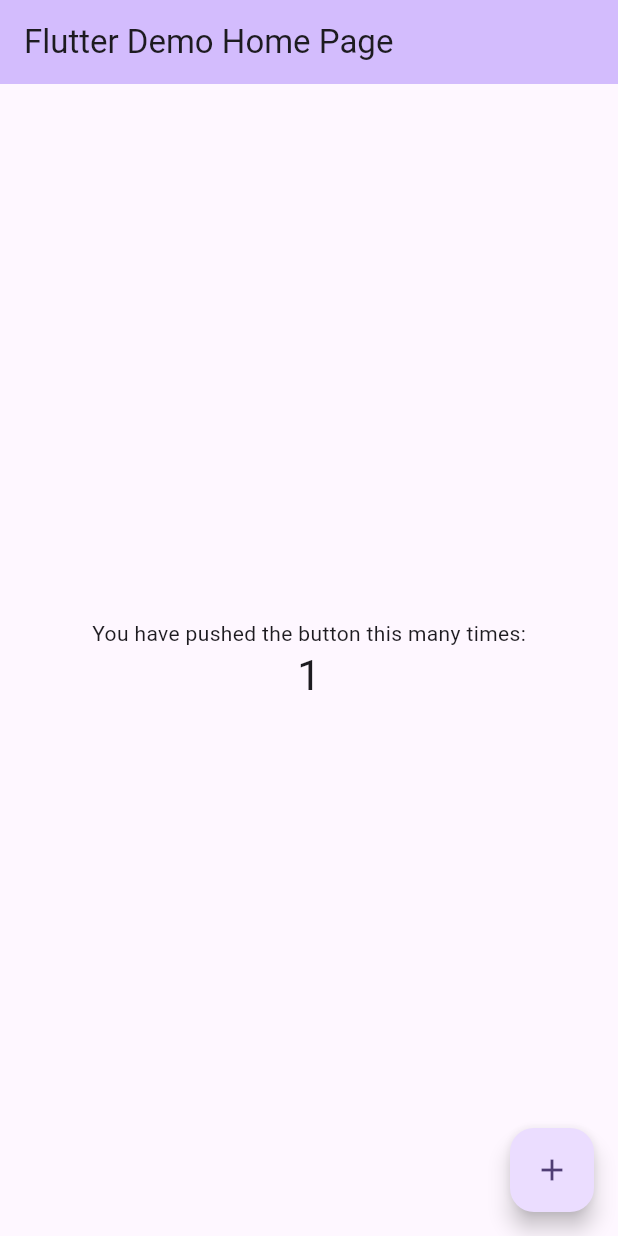
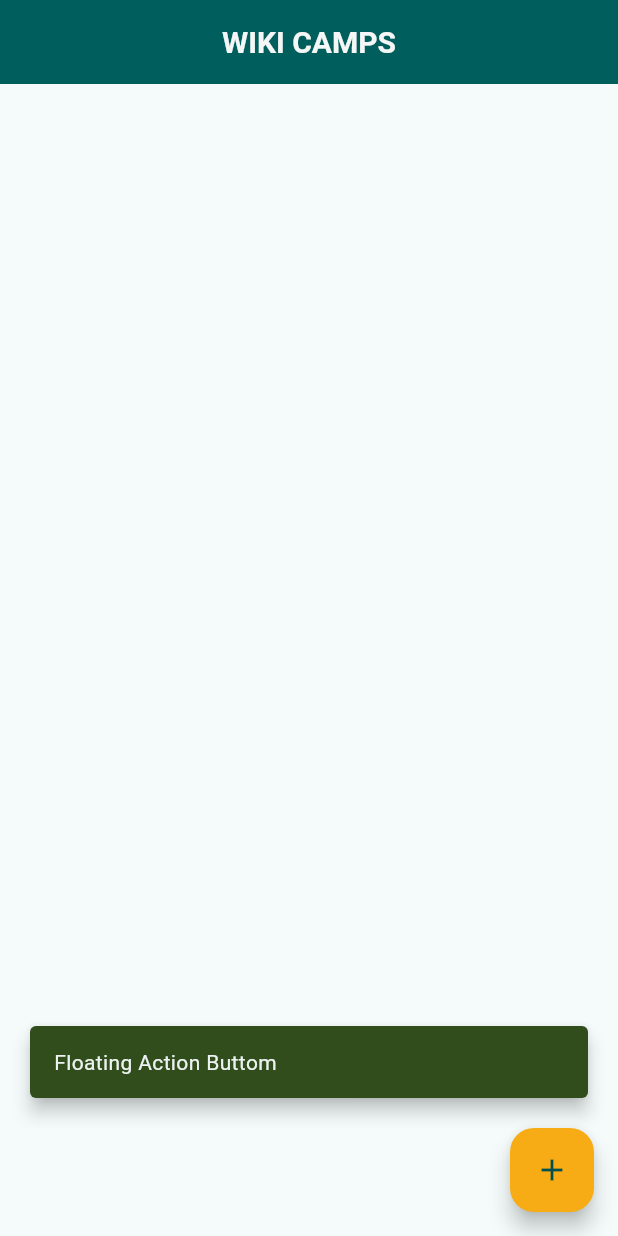
Before and after one commit to anathkalla/widget_catalog_flutter, a Flutter app: the screen it shows after launch, after a tap on the "add" icon, on a phone screen of 412 x 824 dp. Run offline on Flutter 3.47's test engine with Material 2 defaults, Android fonts, the phone set to English and light mode, and no system bars; Roboto replaces fonts that are missing (Kanit).

Commit message:
Create a Custom widget for showing snackbar

```diff
--- /dev/null
+++ b/lib/global/colors.dart
@@ -0,0 +1,17 @@
+/*
+	* Defines: Colors used in this project
+	* Rules: Colors can be defined using RGB(A) or hex only
+	* Avoid: Using standard color names
+*/
+
+import 'package:flutter/material.dart';
+
+class Colorof {
+  Colorof._();
+
+  static const Color primaryColor = Color(0XFF005E5D);
+  static const Color secondaryColor = Color.fromARGB(255, 50, 77, 28);
+  static const Color accentColor = Color.fromARGB(255, 247, 172, 21);
+  static const Color textDark = Color(0XFF222823);
+  static const Color textLight = Color(0XFFF4F7F5);
+}
--- /dev/null
+++ b/lib/global/global.dart
@@ -0,0 +1,5 @@
+export 'colors.dart';
+export 'icons.dart';
+export 'sizes.dart';
+export 'strings.dart';
+export 'text_styles.dart';
--- /dev/null
+++ b/lib/global/icons.dart
@@ -0,0 +1,15 @@
+/*
+	* Defines: Icons used in this project
+	* Rules: Icons needs to be defined along with their styles
+	* Avoid: Using direct resource definition, import them from their respective files here
+*/
+
+import 'package:flutter/material.dart';
+import 'colors.dart';
+
+class Iconof {
+  static Icon upArrow = const Icon(
+    Icons.arrow_upward,
+    color: Colorof.primaryColor,
+  );
+}
--- /dev/null
+++ b/lib/global/sizes.dart
@@ -0,0 +1,15 @@
+/*
+	* Defines: Dimensions(Sizes) used in this project
+	* Rules: Dimensions should be defined as floating point values
+	* Avoid: Using non floating point values and sizing functions
+*/
+
+class Sizeof {
+  Sizeof._();
+
+  static const mainPadding = 10.0;
+  static const regularFont = 16.0;
+  static const appTitle = 20.0;
+  static const snackBarElevation = 5.0;
+  static const snackBarMargin = 20.0;
+}
--- /dev/null
+++ b/lib/global/strings.dart
@@ -0,0 +1,17 @@
+/*
+	* Defines: Strings used in this project
+	* Rules: Strings can be any regular constatnts
+	* Avoid: Using adding secrets and API keys here
+*/
+
+class Stringof {
+  Stringof._();
+
+  static const appTitle = "WIKI CAMPS";
+  static const wfab = "Floating Action Buttom";
+  static const wAppBar = "App Bar";
+
+  // Font Family
+
+  static const brandFont = "Kanit";
+}
--- /dev/null
+++ b/lib/global/text_styles.dart
@@ -0,0 +1,21 @@
+/*
+	* Defines: TextStyles used in this project
+	* Rules: TextStyle name should be same as its corresponding string name defined at global_strings.dart
+	* Avoid: Using direct resource definition, import them from their respective files here
+*/
+
+import 'package:flutter/material.dart';
+import 'package:wiki_template_app/global/global.dart';
+
+class TextStyleof {
+  TextStyleof._();
+
+  static const light = FontWeight.w200;
+  static const regular = FontWeight.w400;
+  static const bold = FontWeight.w700;
+
+  static const appTitle = TextStyle(
+      fontSize: Sizeof.appTitle,
+      fontWeight: bold,
+      fontFamily: Stringof.brandFont);
+}
--- a/lib/main.dart
+++ b/lib/main.dart
@@ -1,4 +1,8 @@
 import 'package:flutter/material.dart';
+import 'package:wiki_template_app/global/global.dart';
+
+import 'screens/home_page.dart';
+// import 'package:wiki_template_app/utils/snackbar.dart';
 
 void main() {
   runApp(const MyApp());
@@ -7,119 +11,16 @@ void main() {
 class MyApp extends StatelessWidget {
   const MyApp({super.key});
 
-  // This widget is the root of your application.
   @override
   Widget build(BuildContext context) {
     return MaterialApp(
       title: 'Flutter Demo',
       theme: ThemeData(
-        // This is the theme of your application.
-        //
-        // TRY THIS: Try running your application with "flutter run". You'll see
-        // the application has a blue toolbar. Then, without quitting the app,
-        // try changing the seedColor in the colorScheme below to Colors.green
-        // and then invoke "hot reload" (save your changes or press the "hot
-        // reload" button in a Flutter-supported IDE, or press "r" if you used
-        // the command line to start the app).
-        //
-        // Notice that the counter didn't reset back to zero; the application
-        // state is not lost during the reload. To reset the state, use hot
-        // restart instead.
-        //
-        // This works for code too, not just values: Most code changes can be
-        // tested with just a hot reload.
-        colorScheme: ColorScheme.fromSeed(seedColor: Colors.deepPurple),
         useMaterial3: true,
+        colorSchemeSeed: Colorof.primaryColor,
       ),
-      home: const MyHomePage(title: 'Flutter Demo Home Page'),
+      debugShowCheckedModeBanner: false,
+      home: const MyHomePage(title: 'Wiki-Template'),
     );
   }
 }
-
-class MyHomePage extends StatefulWidget {
-  const MyHomePage({super.key, required this.title});
-
-  // This widget is the home page of your application. It is stateful, meaning
-  // that it has a State object (defined below) that contains fields that affect
-  // how it looks.
-
-  // This class is the configuration for the state. It holds the values (in this
-  // case the title) provided by the parent (in this case the App widget) and
-  // used by the build method of the State. Fields in a Widget subclass are
-  // always marked "final".
-
-  final String title;
-
-  @override
-  State<MyHomePage> createState() => _MyHomePageState();
-}
-
-class _MyHomePageState extends State<MyHomePage> {
-  int _counter = 0;
-
-  void _incrementCounter() {
-    setState(() {
-      // This call to setState tells the Flutter framework that something has
-      // changed in this State, which causes it to rerun the build method below
-      // so that the display can reflect the updated values. If we changed
-      // _counter without calling setState(), then the build method would not be
-      // called again, and so nothing would appear to happen.
-      _counter++;
-    });
-  }
-
-  @override
-  Widget build(BuildContext context) {
-    // This method is rerun every time setState is called, for instance as done
-    // by the _incrementCounter method above.
-    //
-    // The Flutter framework has been optimized to make rerunning build methods
-    // fast, so that you can just rebuild anything that needs updating rather
-    // than having to individually change instances of widgets.
-    return Scaffold(
-      appBar: AppBar(
-        // TRY THIS: Try changing the color here to a specific color (to
-        // Colors.amber, perhaps?) and trigger a hot reload to see the AppBar
-        // change color while the other colors stay the same.
-        backgroundColor: Theme.of(context).colorScheme.inversePrimary,
-        // Here we take the value from the MyHomePage object that was created by
-        // the App.build method, and use it to set our appbar title.
-        title: Text(widget.title),
-      ),
-      body: Center(
-        // Center is a layout widget. It takes a single child and positions it
-        // in the middle of the parent.
-        child: Column(
-          // Column is also a layout widget. It takes a list of children and
-          // arranges them vertically. By default, it sizes itself to fit its
-          // children horizontally, and tries to be as tall as its parent.
-          //
-          // Column has various properties to control how it sizes itself and
-          // how it positions its children. Here we use mainAxisAlignment to
-          // center the children vertically; the main axis here is the vertical
-          // axis because Columns are vertical (the cross axis would be
-          // horizontal).
-          //
-          // TRY THIS: Invoke "debug painting" (choose the "Toggle Debug Paint"
-          // action in the IDE, or press "p" in the console), to see the
-          // wireframe for each widget.
-          mainAxisAlignment: MainAxisAlignment.center,
-          children: <Widget>[
-            const Text(
-              'You have pushed the button this many times:',
-            ),
-            Text(
-              '$_counter',
-              style: Theme.of(context).textTheme.headlineMedium,
-            ),
-          ],
-        ),
-      ),
-      floatingActionButton: FloatingActionButton(
-        onPressed: _incrementCounter,
-        tooltip: 'Increment',
-        child: const Icon(Icons.add),
-      ), // This trailing comma makes auto-formatting nicer for build methods.
-    );
-  }
-}
--- /dev/null
+++ b/lib/screens/home_page.dart
@@ -0,0 +1,32 @@
+import 'package:flutter/material.dart';
+import '../global/global.dart';
+import '../utils/custom_snackbar.dart';
+
+class MyHomePage extends StatelessWidget {
+  final String title;
+  const MyHomePage({super.key, required this.title});
+  @override
+  Widget build(BuildContext context) {
+    return Scaffold(
+      appBar: AppBar(
+        title: const Text(Stringof.appTitle, style: TextStyleof.appTitle),
+        centerTitle: true,
+        backgroundColor: Colorof.primaryColor,
+        foregroundColor: Colorof.textLight,
+      ),
+      floatingActionButton: FloatingActionButton(
+        backgroundColor: Colorof.accentColor,
+        onPressed: () {
+          CustomSnackBar.buildSnackbar(
+            context: context,
+            bgColor: Colorof.secondaryColor,
+            message: Stringof.wfab,
+            elevation: 5.0,
+            insetMargin: 20.0,
+          );
+        },
+        child: const Icon(Icons.add),
+      ),
+    );
+  }
+}
--- /dev/null
+++ b/lib/utils/custom_snackbar.dart
@@ -0,0 +1,21 @@
+import 'package:flutter/material.dart';
+
+class CustomSnackBar {
+  CustomSnackBar._();
+  static buildSnackbar(
+      {required BuildContext context,
+      required message,
+      required Color bgColor,
+      required double elevation,
+      required double insetMargin}) {
+    ScaffoldMessenger.of(context).showSnackBar(
+      SnackBar(
+        content: Text(message),
+        backgroundColor: bgColor,
+        elevation: elevation,
+        behavior: SnackBarBehavior.floating,
+        margin: EdgeInsets.all(insetMargin),
+      ),
+    );
+  }
+}
```
Also changed, not shown: lib/utils/snackbar.dart (added, +28 -0 lines).
